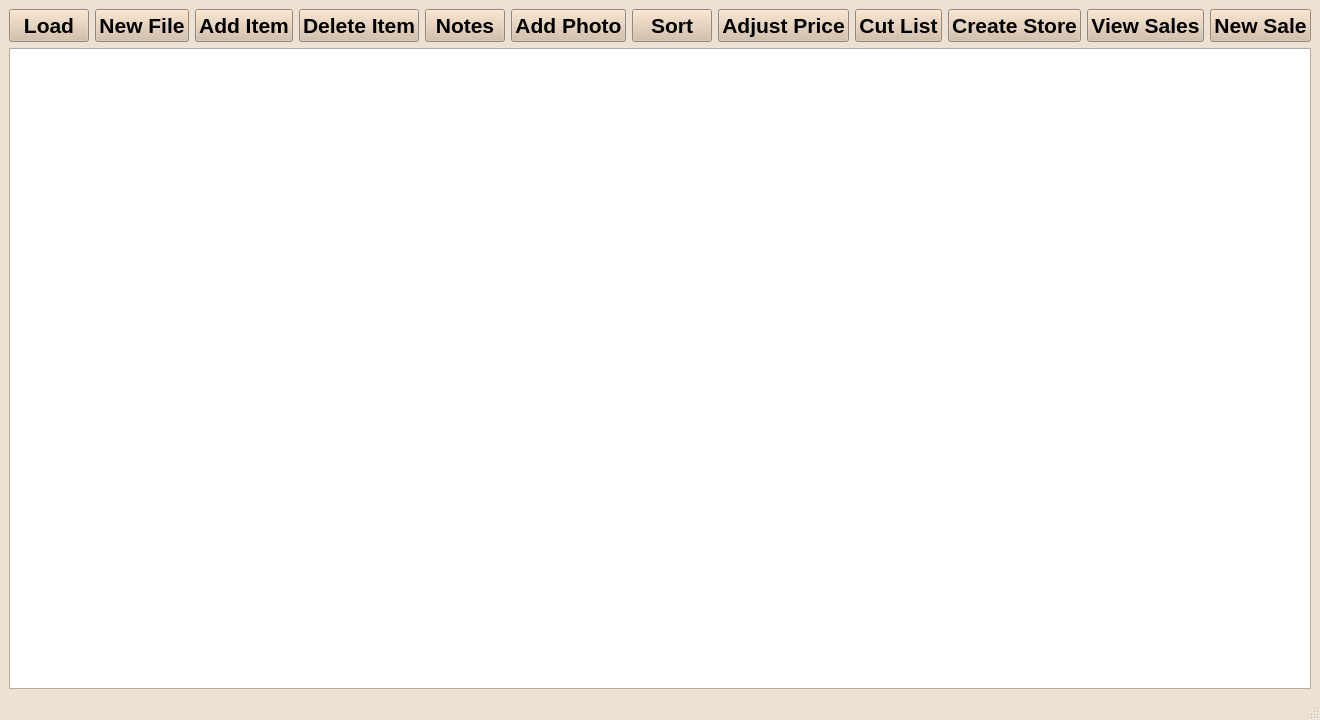
EtoDrowsy/CS499, file inventorywindow.ui: the form before one commit.
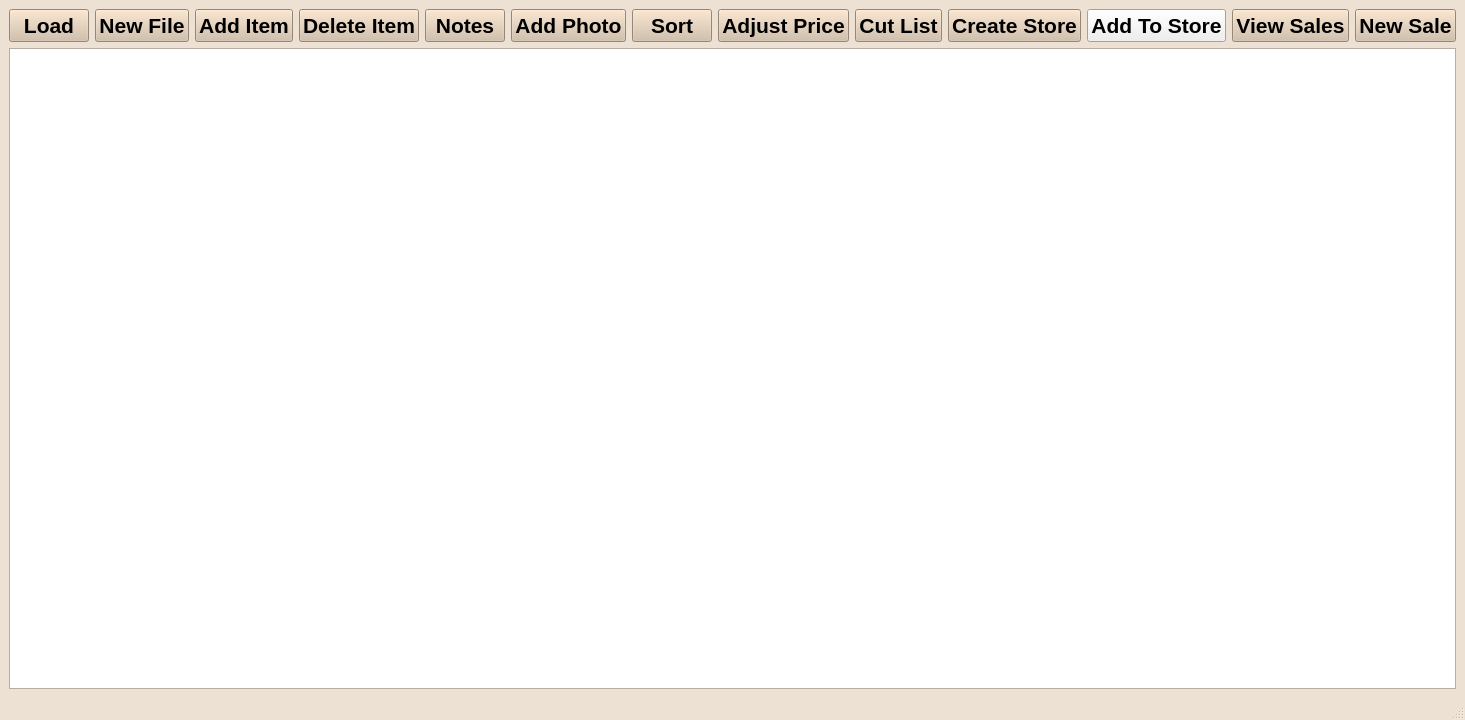
The form after the commit.

Commit message: Changed html store to use file menus and append

```diff
--- a/inventorywindow.ui
+++ b/inventorywindow.ui
@@ -1342,6 +1342,19 @@
         </property>
        </widget>
       </item>
+      <item row="0" column="10">
+       <widget class="QPushButton" name="HTMLAddButton">
+        <property name="font">
+         <font>
+          <pointsize>16</pointsize>
+          <bold>true</bold>
+         </font>
+        </property>
+        <property name="text">
+         <string>Add To Store</string>
+        </property>
+       </widget>
+      </item>
      </layout>
     </item>
    </layout>
```
Left out of the diff: 2 changed lines with no effect on the pictures. The commit also changes 2 other files.
